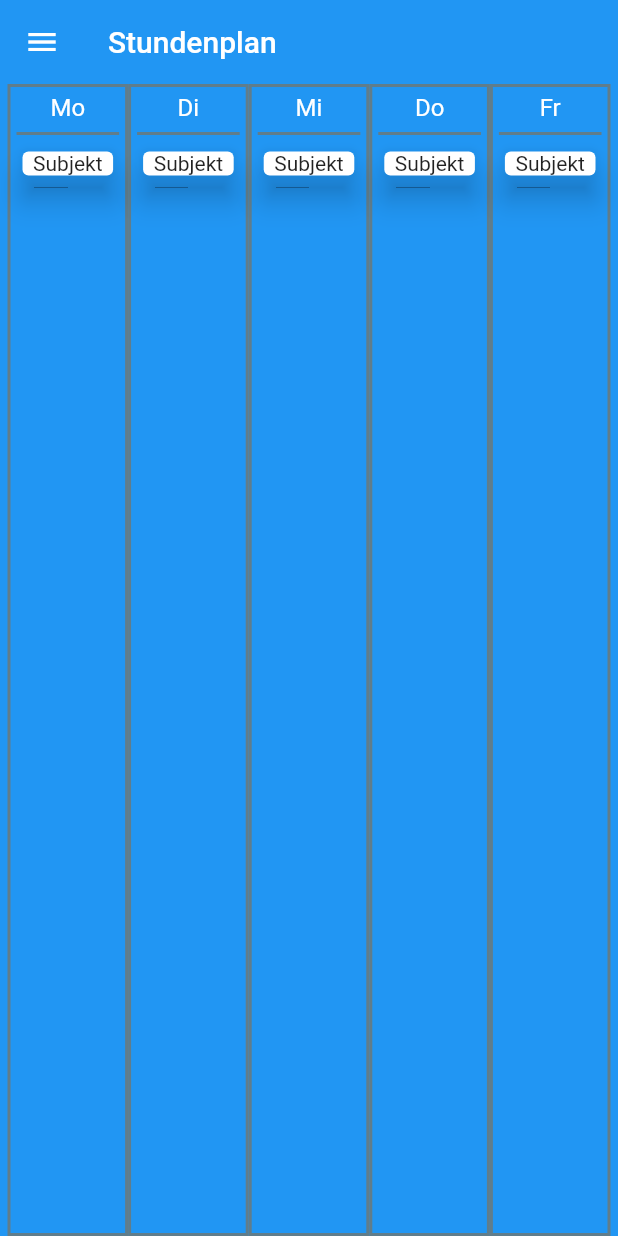
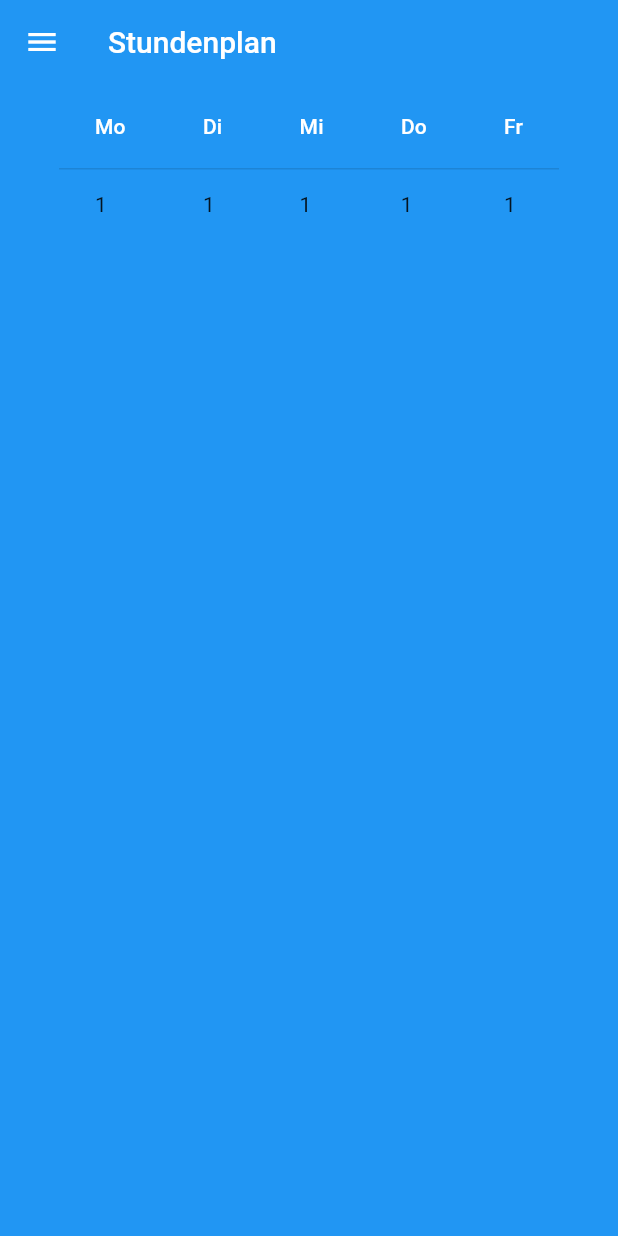
Before and after one commit to Mete-Tr/Schoolbuddy, a Flutter app: the TimetableScreen screen opened by its route, on a phone screen of 412 x 824 dp. Run offline on Flutter 3.47's test engine with Material 2 defaults, Android fonts, the phone set to English and light mode, and no system bars; our stand-ins replace device_info, firebase_messaging, moor_flutter, shared_preferences; accounts and stored records are empty; generated files the repository leaves out were written again.

Commit message:
changed timetable

```diff
--- a/lib/database/moor_database.dart
+++ b/lib/database/moor_database.dart
@@ -14,12 +14,18 @@ class Notes extends Table {
 
 class Timetable extends Table {
   IntColumn get id => integer()();
+  TextColumn get gender => text()();
   TextColumn get lastname => text()();
-  TextColumn get gender => text()();
-  TextColumn get subject_acronym => text()();
+  TextColumn get subjectAcronym => text()();
   TextColumn get period => text()();
   TextColumn get interval => text()();
   TextColumn get room => text()();
+  BoolColumn get isCancelled => boolean()();
+  BoolColumn get isCanged => boolean()();
+  TextColumn get massage => text()();
+
+  @override
+  Set<Column> get primaryKey => {id};
 }
 
 @UseMoor(tables: [Notes, Timetable], daos: [NoteDao])
@@ -29,7 +35,7 @@ class AppDatabase extends _$AppDatabase {
             path: 'bd.sqlite', logStatements: true));
 
   @override
-  int get schemaVersion => 11;
+  int get schemaVersion => 13;
 }
 
 @UseDao(tables: [Notes])
--- a/lib/screens/timetable_screen.dart
+++ b/lib/screens/timetable_screen.dart
@@ -1,6 +1,6 @@
 import 'package:flutter/material.dart';
 import 'package:x/widgets/app_drawer.dart';
-import 'package:x/widgets/timetable_day.dart';
+// import 'package:x/widgets/timetable_day.dart';
 
 class TimetableScreen extends StatefulWidget {
   static const routhName = '/timetable';
@@ -9,8 +9,18 @@ class TimetableScreen extends StatefulWidget {
 }
 
 class _TimetableScreenState extends State<TimetableScreen> {
+  List<DataRow> list = [
+    DataRow(cells: [
+      DataCell(Text('1')),
+      DataCell(Text('1')),
+      DataCell(Text('1')),
+      DataCell(Text('1')),
+      DataCell(Text('1')),
+    ])
+  ];
   @override
   Widget build(BuildContext context) {
+    final size = MediaQuery.of(context).size;
     return Scaffold(
       backgroundColor: Theme.of(context).primaryColor,
       appBar: AppBar(
@@ -20,15 +30,50 @@ class _TimetableScreenState extends State<TimetableScreen> {
       drawer: AppDrawer(),
       body: SafeArea(
         minimum: EdgeInsets.only(left: 5, right: 5),
-        child: Row(
-          children: <Widget>[
-            TimetableDay('Mo'),
-            TimetableDay('Di'),
-            TimetableDay('Mi'),
-            TimetableDay('Do'),
-            TimetableDay('Fr'),
-          ],
+        child: SingleChildScrollView(
+          child: Center(
+            child: DataTable(
+              columnSpacing: size.width / 8,
+              columns: [
+                DataColumn(
+                    label: Text(
+                  'Mo',
+                  style: TextStyle(color: Colors.white),
+                )),
+                DataColumn(
+                    label: Text(
+                  'Di',
+                  style: TextStyle(color: Colors.white),
+                )),
+                DataColumn(
+                    label: Text(
+                  'Mi',
+                  style: TextStyle(color: Colors.white),
+                )),
+                DataColumn(
+                    label: Text(
+                  'Do',
+                  style: TextStyle(color: Colors.white),
+                )),
+                DataColumn(
+                    label: Text(
+                  'Fr',
+                  style: TextStyle(color: Colors.white),
+                )),
+              ],
+              rows: list,
+            ),
+          ),
         ),
+        // child: Row(
+        //   children: <Widget>[
+        //     TimetableDay('Mo'),
+        //     TimetableDay('Di'),
+        //     TimetableDay('Mi'),
+        //     TimetableDay('Do'),
+        //     TimetableDay('Fr'),
+        //   ],
+        // ),
       ),
     );
   }
```
